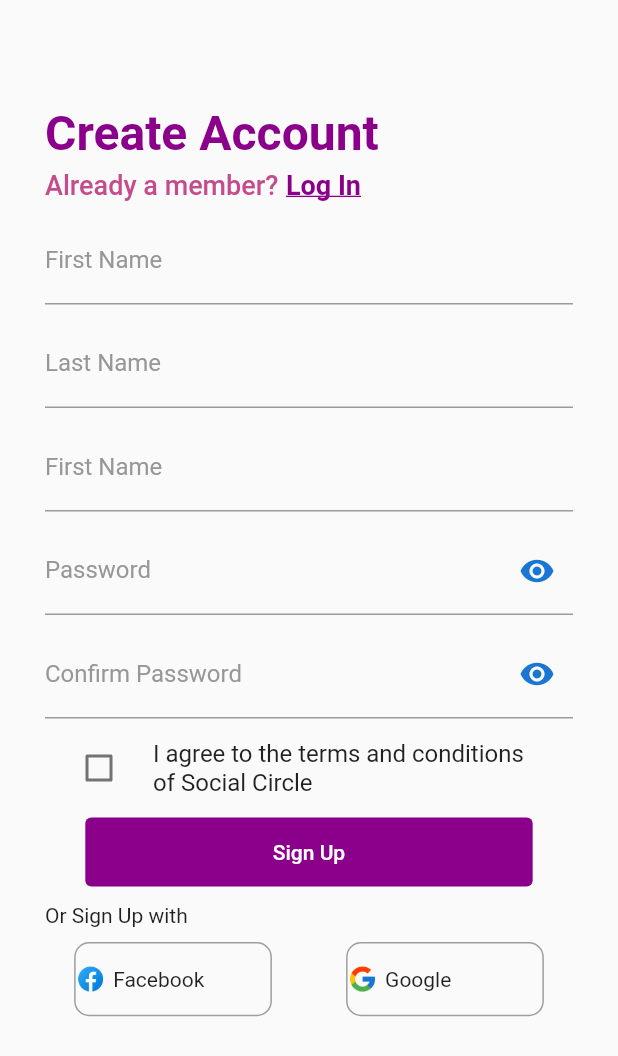
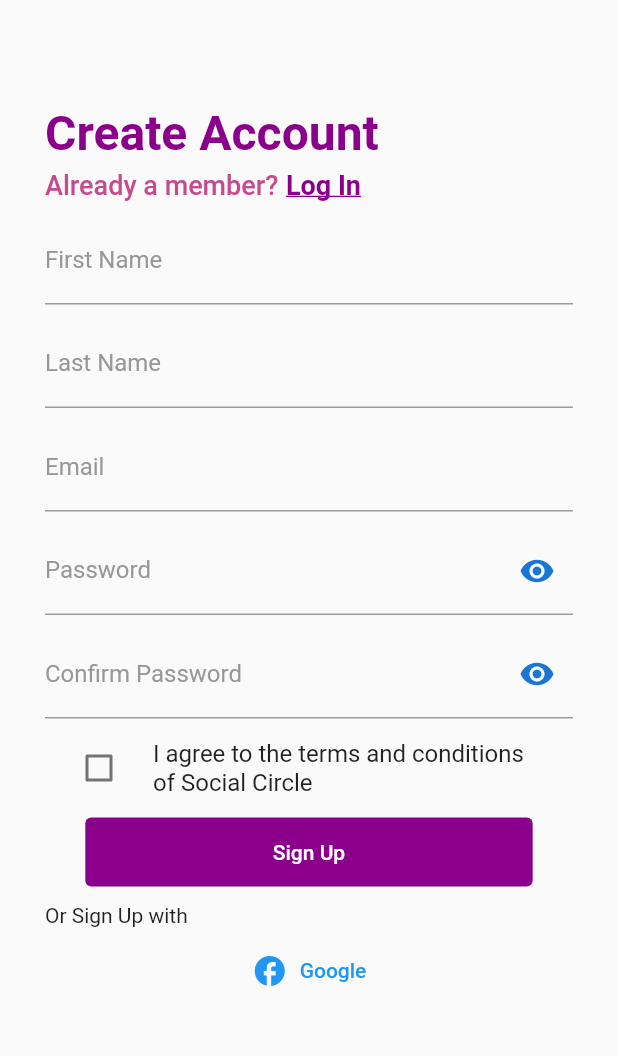
Before and after one commit to SocialCircleSC/SocialCircle, a Flutter app: the SignUpScreen screen opened directly, on a phone screen of 412 x 824 dp. Shown: the top 1056 px of the screen. Run offline on Flutter 3.47's test engine with Material 2 defaults, Android fonts, the phone set to English and light mode, and no system bars; our stand-ins replace cloud_firestore, firebase_auth, firebase_core, fluttertoast, google_nav_bar, google_sign_in; accounts and stored records are empty.

Commit message:
First Commit

```diff
--- a/lib/Screens/AuthScreens/Login/AltLogIn.dart
+++ b/lib/Screens/AuthScreens/Login/AltLogIn.dart
@@ -18,6 +18,7 @@ class AltLogin extends StatelessWidget {
             image: AssetImage('lib/assets/facebook_icon.png'),
           ),
           textButton: 'Facebook',
+
         ),
         BuildButton(
           iconImage: Image(
--- a/lib/Screens/AuthScreens/SignUp/SignUp.dart
+++ b/lib/Screens/AuthScreens/SignUp/SignUp.dart
@@ -7,6 +7,8 @@ import 'package:community/Screens/AuthScreens/SignUp/SignUpForm.dart';
 import 'package:community/themes/theme.dart';
 import 'package:flutter/gestures.dart';
 import 'package:flutter/material.dart';
+import 'package:google_sign_in/google_sign_in.dart';
+import 'package:firebase_auth/firebase_auth.dart';
 
 class SignUpScreen extends StatelessWidget {
   const SignUpScreen({Key? key}) : super(key: key);
@@ -69,16 +71,52 @@ class SignUpScreen extends StatelessWidget {
               child: SignUpForm(),
             ),
 
-            SizedBox(height: 10,),
+            SizedBox(
+              height: 10,
+            ),
             Padding(
               padding: DefaultPadding,
               child: Text("Or Sign Up with"),
             ),
-            SizedBox(height: 10,),
-            AltLogin(),
+            SizedBox(
+              height: 5,
+            ),
+
+            Center(
+              child: Row(
+                  mainAxisAlignment: MainAxisAlignment.center,
+                  children: <Widget>[
+                    TextButton.icon(
+                      onPressed: signInWithGoogle,
+                      icon: Icon(Icons.facebook),
+                      label: Text("Google"),
+                      style: TextButton.styleFrom(onSurface: PrimaryColor),
+                    ),
+                  ]),
+            ),
+
+            //AltLogin(),
           ],
         ),
       ),
     );
   }
+
+  Future<UserCredential> signInWithGoogle() async {
+    // Trigger the authentication flow
+    final GoogleSignInAccount? googleUser = await GoogleSignIn().signIn();
+
+    // Obtain the auth details from the request
+    final GoogleSignInAuthentication? googleAuth =
+        await googleUser?.authentication;
+
+    // Create a new credential
+    final credential = GoogleAuthProvider.credential(
+      accessToken: googleAuth?.accessToken,
+      idToken: googleAuth?.idToken,
+    );
+
+    // Once signed in, return the UserCredential
+    return await FirebaseAuth.instance.signInWithCredential(credential);
+  }
 }
--- a/lib/Screens/AuthScreens/SignUp/SignUpForm.dart
+++ b/lib/Screens/AuthScreens/SignUp/SignUpForm.dart
@@ -1,7 +1,13 @@
-// ignore_for_file: prefer_const_constructors
+// ignore_for_file: prefer_const_constructors, dead_code
 
+import 'package:community/Screens/NavScreens/NavBar.dart';
 import 'package:community/themes/theme.dart';
 import "package:flutter/material.dart";
+import 'package:cloud_firestore/cloud_firestore.dart';
+import 'package:firebase_auth/firebase_auth.dart';
+import "package:community/models/user_model.dart";
+import 'package:fluttertoast/fluttertoast.dart';
+
 
 class SignUpForm extends StatefulWidget {
   const SignUpForm({Key? key}) : super(key: key);
@@ -14,6 +20,8 @@ class _SignUpFormState extends State<SignUpForm> {
   bool _isObscure = true;
   bool checkedValue = false;
   bool newValue = true;
+
+  final auth = FirebaseAuth.instance;
 
   TextEditingController firstNameController = TextEditingController();
   TextEditingController lastNameController = TextEditingController();
@@ -57,14 +65,14 @@ class _SignUpFormState extends State<SignUpForm> {
           ),
         ),
 
-        //First Name Controller
+        //Email Controller
         Padding(
           padding: EdgeInsets.symmetric(vertical: 5),
           child: TextField(
             controller: emailController,
             // ignore: prefer_const_constructors
             decoration: InputDecoration(
-              labelText: "First Name",
+              labelText: "Email",
               labelStyle: TextStyle(color: TextFieldColor),
               focusedBorder: UnderlineInputBorder(
                 borderSide: BorderSide(color: PrimaryColor),
@@ -159,10 +167,29 @@ class _SignUpFormState extends State<SignUpForm> {
           ),
           child: Text("Sign Up"),
           onPressed: () {
-            //signIn(emailController.text, passwordController.text);
+            signUp(emailController.text, passwordController.text);
           },
         ),
       ],
     );
   }
+
+  void signUp(String email, String password) async {
+    try {
+      UserCredential userCredential = await FirebaseAuth.instance
+          .createUserWithEmailAndPassword(
+              email: emailController.text, password: passwordController.text);
+    } on FirebaseAuthException catch (e) {
+      if (e.code == 'weak-password') {
+        Fluttertoast.showToast(msg: "The Password is too weak");
+      } else if (e.code == 'email-already-in-use') {
+        Fluttertoast.showToast(msg: "The Password is too weak");
+      }
+    } catch (e) {
+      print(e);
+    }
+
+    Navigator.of(context)
+        .pushReplacement(MaterialPageRoute(builder: (context) => NavBar()));
+  }
 }
--- a/pubspec.yaml
+++ b/pubspec.yaml
@@ -31,6 +31,7 @@ dependencies:
   cupertino_icons: ^1.0.2
   firebase_core: ^1.13.1
   firebase_auth: ^3.3.9
+  google_sign_in: "^4.5.1"
 
   flutter:
     sdk: flutter
```
Also changed, not shown: pubspec.lock.
